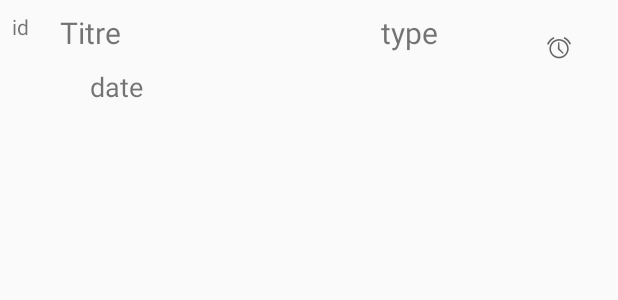
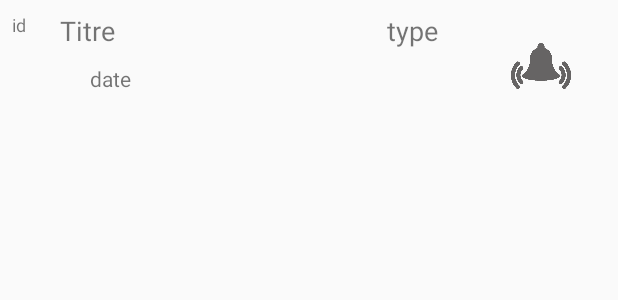
Before and after one commit to gaabouu/TpWearables, an Android app: the layout alarm_layout.xml on its own in the app's theme, with its tools: preview values and no code run, on a phone screen of 412 x 824 dp. Shown: the top 300 px of the screen. Run offline under Robolectric (Android 15) with nearby library versions, the phone set to English and light mode, and no system bars.

Commit message:
several things: now nice display of alarms now updating when click on the icon for notification working new "Search" editText on main activity (not working)

```diff
--- a/mobile/src/main/AndroidManifest.xml
+++ b/mobile/src/main/AndroidManifest.xml
@@ -3,7 +3,7 @@
     package="com.example.gab.tpwearables">
 
     <application
-        android:allowBackup="true"
+        android:allowBackup="false"
         android:icon="@mipmap/ic_launcher"
         android:label="@string/app_name"
         android:roundIcon="@mipmap/ic_launcher_round"
--- a/mobile/src/main/java/com/example/gab/tpwearables/CreationActivity.java
+++ b/mobile/src/main/java/com/example/gab/tpwearables/CreationActivity.java
@@ -152,4 +152,5 @@ public class CreationActivity extends AppCompatActivity {
         timeFragment.show(getSupportFragmentManager(), "timePicker");
     }
 
+
 }
--- a/mobile/src/main/res/layout/alarm_layout.xml
+++ b/mobile/src/main/res/layout/alarm_layout.xml
@@ -3,65 +3,69 @@
     xmlns:app="http://schemas.android.com/apk/res-auto"
     xmlns:tools="http://schemas.android.com/tools"
     android:layout_width="match_parent"
-    android:layout_height="wrap_content">
+    android:layout_height="wrap_content"
+    android:onClick="modifyAlarm">
 
     <TextView
         android:id="@+id/textView_Id_alarm_layout"
         android:layout_width="wrap_content"
         android:layout_height="wrap_content"
+        android:layout_marginStart="8dp"
+        android:layout_marginTop="8dp"
         android:text="TextView"
-        tools:text="id"
+        android:textSize="12sp"
+        app:layout_constraintLeft_toLeftOf="parent"
         app:layout_constraintTop_toTopOf="parent"
-        android:layout_marginTop="8dp"
-        android:layout_marginStart="8dp"
-        app:layout_constraintLeft_toLeftOf="parent" />
+        tools:text="id" />
 
     <TextView
         android:id="@+id/textView_Date_alarm_layout"
         android:layout_width="wrap_content"
         android:layout_height="wrap_content"
+        android:layout_marginLeft="60dp"
+        android:layout_marginStart="60dp"
+        android:layout_marginTop="10dp"
         android:text="TextView"
-        android:textSize="18sp"
-        tools:layout_editor_absoluteX="48dp"
-        tools:text="date"
-        android:layout_marginTop="10dp"
+        android:textSize="14sp"
+        app:layout_constraintLeft_toLeftOf="parent"
         app:layout_constraintTop_toBottomOf="@+id/textView_Title_alarm_layout"
-        android:layout_marginStart="60dp"
-        app:layout_constraintLeft_toLeftOf="parent" />
+        tools:text="date" />
 
     <TextView
         android:id="@+id/textView_Type_alarm_layout"
         android:layout_width="wrap_content"
         android:layout_height="wrap_content"
+        android:layout_marginEnd="120dp"
+        android:layout_marginTop="8dp"
         android:text="TextView"
-        android:textSize="20sp"
-        tools:text="type"
+        android:textSize="18sp"
+        app:layout_constraintRight_toRightOf="parent"
         app:layout_constraintTop_toTopOf="parent"
-        android:layout_marginTop="8dp"
-        android:layout_marginEnd="120dp"
-        app:layout_constraintRight_toRightOf="parent" />
+        tools:text="type" />
 
     <TextView
         android:id="@+id/textView_Title_alarm_layout"
         android:layout_width="wrap_content"
         android:layout_height="wrap_content"
+        android:layout_marginStart="40dp"
+        android:layout_marginTop="8dp"
         android:text="TextView"
-        android:textSize="20sp"
-        tools:text="Titre"
-        android:layout_marginStart="40dp"
+        android:textSize="18sp"
         app:layout_constraintLeft_toLeftOf="parent"
         app:layout_constraintTop_toTopOf="parent"
-        android:layout_marginTop="8dp" />
+        tools:text="Titre" />
 
     <ImageView
         android:id="@+id/imageView_notif_alarm_layout"
-        android:layout_width="wrap_content"
-        android:layout_height="wrap_content"
+        android:layout_width="40dp"
+        android:layout_height="40dp"
         android:layout_marginRight="31dp"
         android:layout_marginTop="24dp"
         android:adjustViewBounds="false"
         android:clickable="true"
+        android:contentDescription="alarmIcon"
+        android:scaleType="fitXY"
         app:layout_constraintRight_toRightOf="parent"
         app:layout_constraintTop_toTopOf="parent"
-        app:srcCompat="@android:drawable/ic_lock_idle_alarm" />
+        app:srcCompat="@drawable/alarm_grey" />
 </android.support.constraint.ConstraintLayout>
```
Also changed, not shown: mobile/src/main/java/com/example/gab/tpwearables/AlarmAdapter.java (+63 -8 lines), mobile/src/main/java/com/example/gab/tpwearables/DataBaseHandler.java (+39 -0 lines), mobile/src/main/java/com/example/gab/tpwearables/HandheldMainActivity.java (+69 -9 lines), mobile/src/main/res/layout/activity_handheld_main.xml (+25 -0 lines), mobile/src/main/res/drawable/alarm_grey.png (added), mobile/src/main/res/drawable/alarm_red.png (added).
